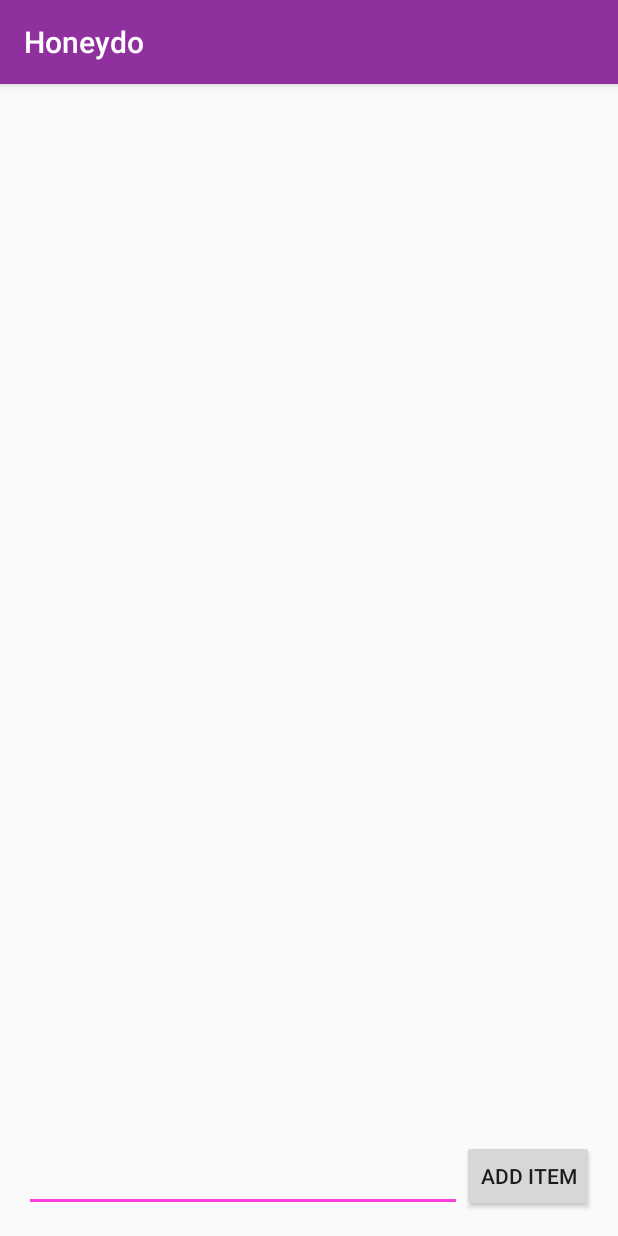
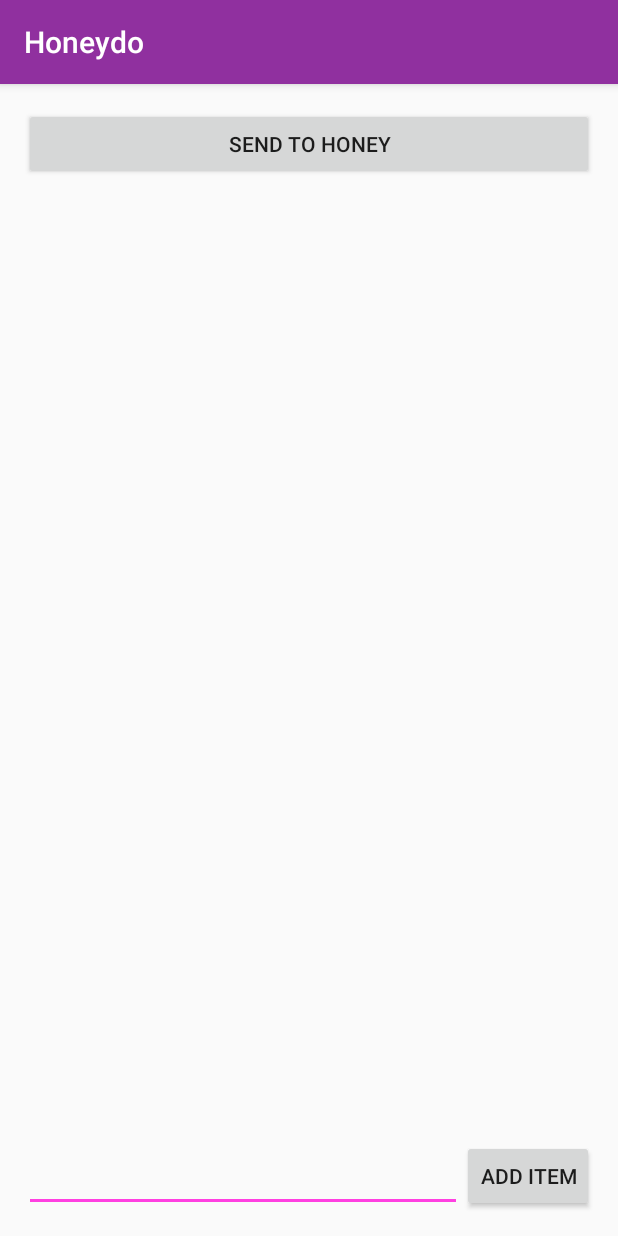
Before and after one commit to anniemcghee/honeydolist, an Android app: the screen it shows after launch (MainActivity), on a phone screen of 412 x 824 dp. Run offline under Robolectric (Android 15) with nearby library versions, the phone set to English and light mode, and no system bars.

Commit message:
text message with list functioning

```diff
--- a/app/build.gradle
+++ b/app/build.gradle
@@ -24,4 +24,5 @@ dependencies {
     compile fileTree(dir: 'libs', include: ['*.jar'])
     testCompile 'junit:junit:4.12'
     compile 'com.android.support:appcompat-v7:23.4.0'
+    compile 'com.google.android.gms:play-services-appindexing:8.1.0'
 }
--- a/app/src/main/AndroidManifest.xml
+++ b/app/src/main/AndroidManifest.xml
@@ -11,7 +11,6 @@
         <activity android:name="MainActivity">
             <intent-filter>
                 <action android:name="android.intent.action.MAIN" />
-
                 <category android:name="android.intent.category.LAUNCHER" />
             </intent-filter>
         </activity>
--- a/app/src/main/res/layout/activity_main.xml
+++ b/app/src/main/res/layout/activity_main.xml
@@ -40,4 +40,10 @@
         android:layout_alignRight="@+id/btnAddItem"
         android:layout_alignEnd="@+id/btnAddItem" />
 
+    <Button
+        android:id="@+id/sendEmail"
+        android:layout_width="fill_parent"
+        android:layout_height="wrap_content"
+        android:text="Send to Honey"/>
+
 </RelativeLayout>
```
Also changed, not shown: app/src/main/java/com/anniemchee/honeydo/MainActivity.java (+57 -5 lines).
